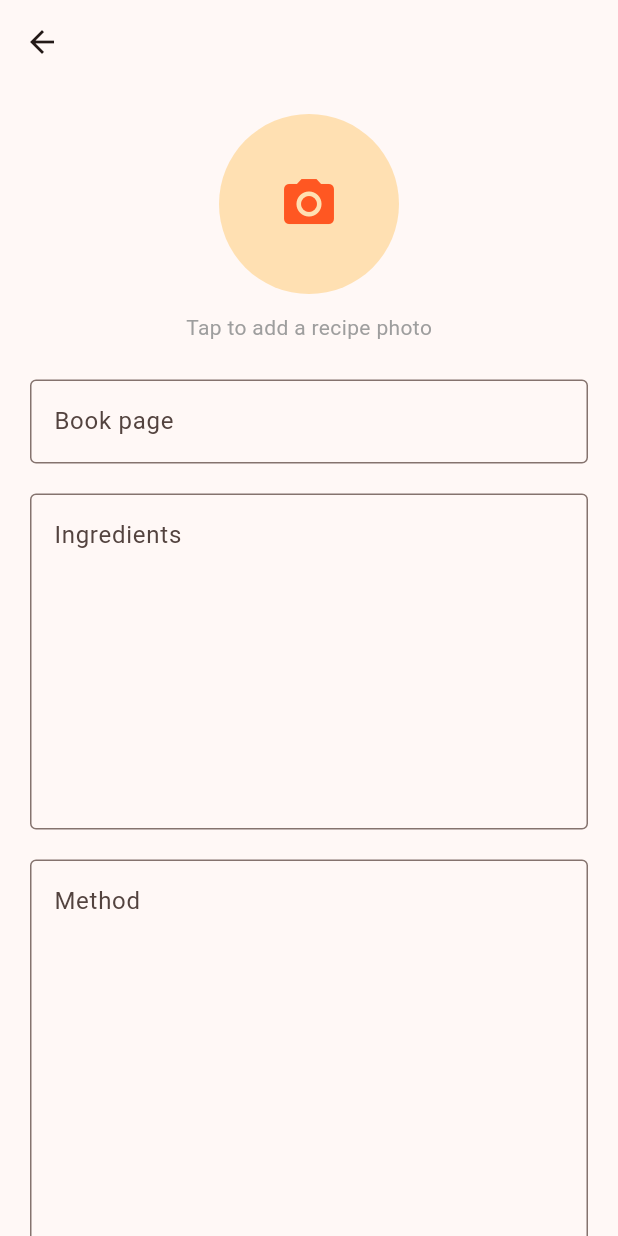
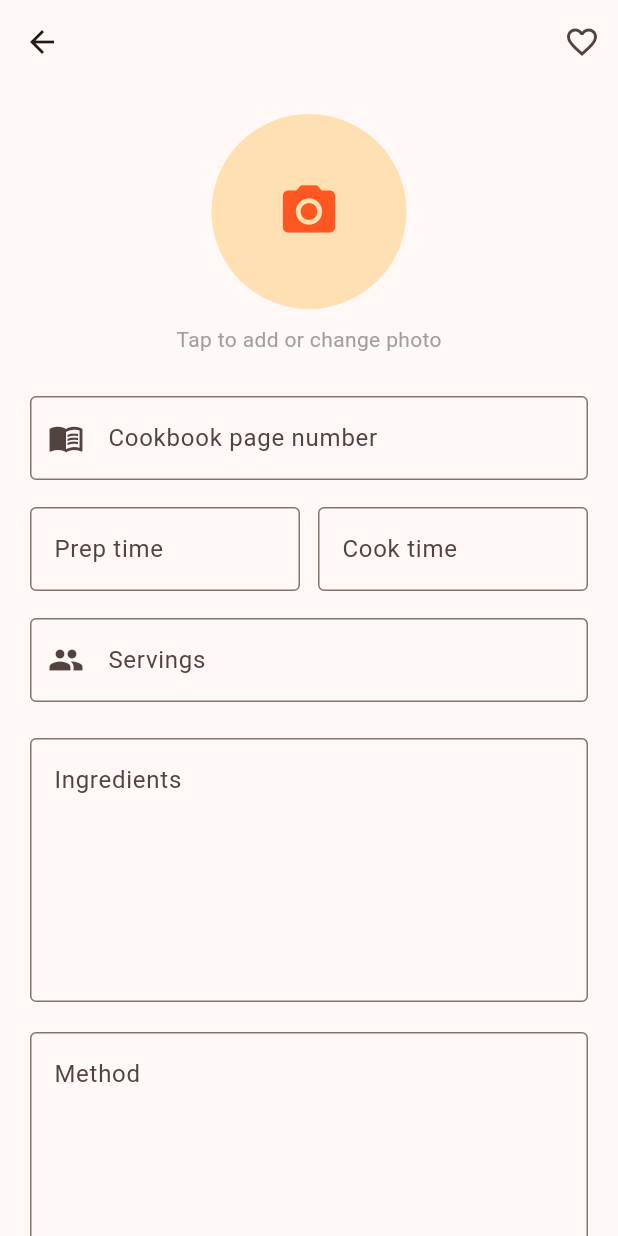
Before and after one commit to samanthapotter2112-blip/my_cookbook_ai, a Flutter app: the RecipePage screen opened directly with empty values, on a phone screen of 412 x 824 dp. Run offline on Flutter 3.47's test engine with Material 3 defaults, Android fonts, the phone set to English and light mode, and no system bars; our stand-ins replace file_picker, hive_flutter, sqflite; accounts and stored records are empty.

Commit message:
Save full recipe details

```diff
--- a/lib/screens/recipe_page.dart
+++ b/lib/screens/recipe_page.dart
@@ -2,6 +2,7 @@ import 'dart:typed_data';
 
 import 'package:file_picker/file_picker.dart';
 import 'package:flutter/material.dart';
+import 'package:hive_flutter/hive_flutter.dart';
 
 class RecipePage extends StatefulWidget {
   final String recipeName;
@@ -16,14 +17,61 @@ class RecipePage extends StatefulWidget {
 }
 
 class _RecipePageState extends State<RecipePage> {
+  final TextEditingController pageController = TextEditingController();
+  final TextEditingController prepTimeController = TextEditingController();
+  final TextEditingController cookTimeController = TextEditingController();
+  final TextEditingController servingsController = TextEditingController();
+  final TextEditingController ingredientsController =
+      TextEditingController();
+  final TextEditingController methodController = TextEditingController();
+  final TextEditingController notesController = TextEditingController();
+
+  Box? recipeDetailsBox;
+
   Uint8List? recipePhoto;
+  bool favourite = false;
+  bool isLoading = true;
 
-  final ingredientsController = TextEditingController();
-  final methodController = TextEditingController();
-  final notesController = TextEditingController();
-  final pageController = TextEditingController();
+  @override
+  void initState() {
+    super.initState();
+    openRecipeDetailsBox();
+  }
 
-  bool favourite = false;
+  Future<void> openRecipeDetailsBox() async {
+    final box = await Hive.openBox('recipe_details');
+
+    recipeDetailsBox = box;
+
+    final savedData = box.get(widget.recipeName);
+
+    if (savedData is Map) {
+      pageController.text = savedData['pageNumber']?.toString() ?? '';
+      prepTimeController.text = savedData['prepTime']?.toString() ?? '';
+      cookTimeController.text = savedData['cookTime']?.toString() ?? '';
+      servingsController.text = savedData['servings']?.toString() ?? '';
+      ingredientsController.text =
+          savedData['ingredients']?.toString() ?? '';
+      methodController.text = savedData['method']?.toString() ?? '';
+      notesController.text = savedData['notes']?.toString() ?? '';
+
+      favourite = savedData['favourite'] == true;
+
+      final savedPhoto = savedData['photo'];
+
+      if (savedPhoto is Uint8List) {
+        recipePhoto = savedPhoto;
+      } else if (savedPhoto is List<int>) {
+        recipePhoto = Uint8List.fromList(savedPhoto);
+      }
+    }
+
+    if (!mounted) return;
+
+    setState(() {
+      isLoading = false;
+    });
+  }
 
   Future<void> pickRecipePhoto() async {
     final FilePickerResult? result =
@@ -43,20 +91,80 @@ class _RecipePageState extends State<RecipePage> {
     });
   }
 
+  Future<void> saveRecipe() async {
+    final box = recipeDetailsBox;
+
+    if (box == null) {
+      return;
+    }
+
+    final recipeData = <String, dynamic>{
+      'name': widget.recipeName,
+      'pageNumber': pageController.text.trim(),
+      'prepTime': prepTimeController.text.trim(),
+      'cookTime': cookTimeController.text.trim(),
+      'servings': servingsController.text.trim(),
+      'ingredients': ingredientsController.text.trim(),
+      'method': methodController.text.trim(),
+      'notes': notesController.text.trim(),
+      'favourite': favourite,
+      'photo': recipePhoto,
+    };
+
+    await box.put(widget.recipeName, recipeData);
+
+    if (!mounted) return;
+
+    ScaffoldMessenger.of(context).showSnackBar(
+      const SnackBar(
+        content: Text('Recipe saved'),
+      ),
+    );
+  }
+
   @override
   void dispose() {
+    pageController.dispose();
+    prepTimeController.dispose();
+    cookTimeController.dispose();
+    servingsController.dispose();
     ingredientsController.dispose();
     methodController.dispose();
     notesController.dispose();
-    pageController.dispose();
     super.dispose();
   }
 
   @override
   Widget build(BuildContext context) {
+    if (isLoading) {
+      return Scaffold(
+        appBar: AppBar(
+          title: Text(widget.recipeName),
+        ),
+        body: const Center(
+          child: CircularProgressIndicator(),
+        ),
+      );
+    }
+
     return Scaffold(
       appBar: AppBar(
         title: Text(widget.recipeName),
+        actions: [
+          IconButton(
+            onPressed: () {
+              setState(() {
+                favourite = !favourite;
+              });
+            },
+            icon: Icon(
+              favourite ? Icons.favorite : Icons.favorite_border,
+            ),
+            tooltip: favourite
+                ? 'Remove from favourites'
+                : 'Add to favourites',
+          ),
+        ],
       ),
       body: ListView(
         padding: const EdgeInsets.all(20),
@@ -66,104 +174,119 @@ class _RecipePageState extends State<RecipePage> {
               onTap: pickRecipePhoto,
               child: recipePhoto == null
                   ? CircleAvatar(
-                      radius: 60,
+                      radius: 65,
                       backgroundColor: Colors.orange.shade100,
                       child: const Icon(
                         Icons.camera_alt,
-                        size: 40,
+                        size: 42,
                         color: Colors.deepOrange,
                       ),
                     )
                   : CircleAvatar(
-                      radius: 60,
+                      radius: 65,
                       backgroundImage: MemoryImage(recipePhoto!),
                     ),
             ),
           ),
-
-          const SizedBox(height: 12),
-
+          const SizedBox(height: 10),
           const Center(
             child: Text(
-              "Tap to add a recipe photo",
-              style: TextStyle(color: Colors.grey),
+              'Tap to add or change photo',
+              style: TextStyle(
+                color: Colors.grey,
+              ),
             ),
           ),
-
-          const SizedBox(height: 25),
-
+          const SizedBox(height: 28),
           TextField(
             controller: pageController,
             decoration: const InputDecoration(
-              labelText: "Book page",
+              labelText: 'Cookbook page number',
               border: OutlineInputBorder(),
+              prefixIcon: Icon(Icons.menu_book),
             ),
           ),
-
-          const SizedBox(height: 20),
-
+          const SizedBox(height: 18),
+          Row(
+            children: [
+              Expanded(
+                child: TextField(
+                  controller: prepTimeController,
+                  decoration: const InputDecoration(
+                    labelText: 'Prep time',
+                    hintText: '20 mins',
+                    border: OutlineInputBorder(),
+                  ),
+                ),
+              ),
+              const SizedBox(width: 12),
+              Expanded(
+                child: TextField(
+                  controller: cookTimeController,
+                  decoration: const InputDecoration(
+                    labelText: 'Cook time',
+                    hintText: '35 mins',
+                    border: OutlineInputBorder(),
+                  ),
+                ),
+              ),
+            ],
+          ),
+          const SizedBox(height: 18),
+          TextField(
+            controller: servingsController,
+            decoration: const InputDecoration(
+              labelText: 'Servings',
+              hintText: '4',
+              border: OutlineInputBorder(),
+              prefixIcon: Icon(Icons.people),
+            ),
+          ),
+          const SizedBox(height: 24),
           TextField(
             controller: ingredientsController,
-            maxLines: 8,
+            minLines: 6,
+            maxLines: 12,
             decoration: const InputDecoration(
-              labelText: "Ingredients",
+              labelText: 'Ingredients',
+              hintText: 'Enter one ingredient per line',
               alignLabelWithHint: true,
               border: OutlineInputBorder(),
             ),
           ),
-
           const SizedBox(height: 20),
-
           TextField(
             controller: methodController,
-            maxLines: 10,
+            minLines: 8,
+            maxLines: 16,
             decoration: const InputDecoration(
-              labelText: "Method",
+              labelText: 'Method',
+              hintText: 'Enter the cooking instructions',
               alignLabelWithHint: true,
               border: OutlineInputBorder(),
             ),
           ),
-
           const SizedBox(height: 20),
-
           TextField(
             controller: notesController,
-            maxLines: 5,
+            minLines: 3,
+            maxLines: 8,
             decoration: const InputDecoration(
-              labelText: "Notes",
+              labelText: 'Notes',
               alignLabelWithHint: true,
               border: OutlineInputBorder(),
             ),
           ),
-
-          const SizedBox(height: 20),
-
-          SwitchListTile(
-            value: favourite,
-            onChanged: (value) {
-              setState(() {
-                favourite = value;
-              });
-            },
-            title: const Text("Favourite"),
-            secondary: Icon(
-              favourite ? Icons.favorite : Icons.favorite_border,
+          const SizedBox(height: 30),
+          SizedBox(
+            height: 52,
+            child: ElevatedButton.icon(
+              onPressed: saveRecipe,
+              icon: const Icon(Icons.save),
+              label: const Text('Save Recipe'),
             ),
           ),
-
           const SizedBox(height: 30),
-
-          ElevatedButton.icon(
-            onPressed: () {
-              ScaffoldMessenger.of(context).showSnackBar(
-                const SnackBar(
-                  content: Text("Save function coming next"),
-                ),
-              );
-            },
-            icon: const Icon(Icons.save),
-            label: const Text("Save Recipe"),
-          ),
         ],
       ),
     );
```
